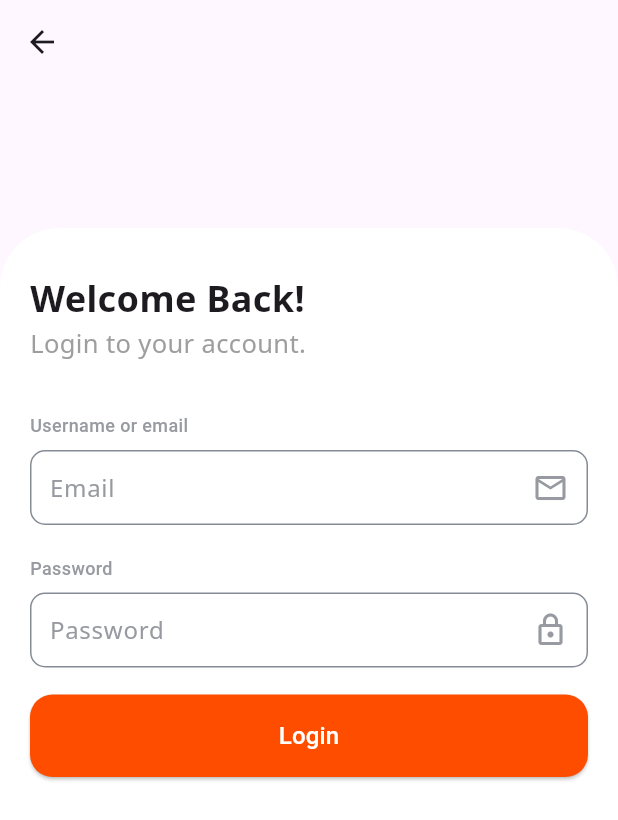
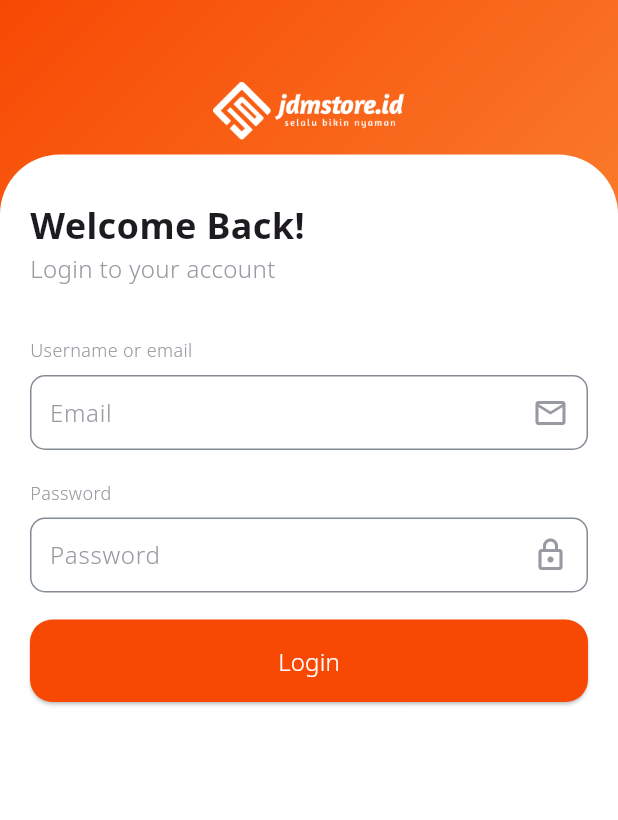
Before and after one commit to heatherbrain/Flutter-design, a Flutter app: the SigninScreen screen opened directly, on a phone screen of 412 x 824 dp. Shown: the top 820 px of the screen. Run offline on Flutter 3.47's test engine with Material 3 defaults, Android fonts, the phone set to English and light mode, and no system bars; our stand-ins replace fl_chart, get, google_fonts.

Commit message:
new signin screen

```diff
--- a/lib/main.dart
+++ b/lib/main.dart
@@ -10,6 +10,6 @@
 
 void main() {
   runApp(const GetMaterialApp(
-    home: StockadjScreen(),
+    home: SigninScreen(),
   ));
 }
--- a/lib/screens/signin_screen.dart
+++ b/lib/screens/signin_screen.dart
@@ -19,9 +19,12 @@
   @override
   Widget build(BuildContext context) {
     return CustomScaffold(
+
       child: Column(
         crossAxisAlignment: CrossAxisAlignment.start,
+
         children: [
+
           const Expanded(
             flex: 1,
             child: SizedBox(
@@ -54,30 +57,30 @@
                           ),
                         ),
                         Text(
-                          'Login to your account.',
+                          'Login to your account',
                           style: GoogleFonts.notoSans(
-                            fontSize: 17,
-                            fontWeight: FontWeight.w400,
-                            color: Colors.grey,
+                            fontSize: 16,
+                            fontWeight: FontWeight.w300,
+                            color: Color(0xFF979AA0),
                           ),
                         ),
                         const SizedBox(height: 35),
-                        const Text(
+                         Text(
                           'Username or email',
-                          style: TextStyle(
+                          style: GoogleFonts.notoSans(
                             fontSize: 12,
-                            fontWeight: FontWeight.w500,
+                            fontWeight: FontWeight.w300,
                             color: Color(0xFF979AA0),
                           ),
                         ),
                         const SizedBox(height: 8),
                         _buildEmailInput(),
                         const SizedBox(height: 20),
-                        const Text(
+                         Text(
                           'Password',
-                          style: TextStyle(
+                          style: GoogleFonts.notoSans(
                             fontSize: 12,
-                            fontWeight: FontWeight.w500,
+                            fontWeight: FontWeight.w300,
                             color: Color(0xFF979AA0),
                           ),
                         ),
@@ -89,7 +92,6 @@
                           child: ElevatedButton(
                             onPressed: () {
                               if (_formSigninKey.currentState!.validate()) {
-                                // Jika form valid, navigasi ke halaman baru
                                 Navigator.push(
                                   context,
                                   MaterialPageRoute(
@@ -100,18 +102,18 @@
                               }
                             },
                             style: ElevatedButton.styleFrom(
-                              backgroundColor: const Color.fromARGB(255, 255, 77, 0),
+                              backgroundColor: Color(0xFFF74904),
                               shape: RoundedRectangleBorder(
                                 borderRadius: BorderRadius.circular(15),
                               ),
                               padding: const EdgeInsets.symmetric(vertical: 16),
                             ),
-                            child: const Text(
+                            child:  Text(
                               'Login',
-                              style: TextStyle(
+                              style: GoogleFonts.notoSans(
                                 color: Colors.white,
                                 fontSize: 16,
-                                fontWeight: FontWeight.w500,
+                                fontWeight: FontWeight.w300,
                               ),
                             ),
                           ),
@@ -143,7 +145,8 @@
           decoration: InputDecoration(
             hintText: 'Email',
             hintStyle: GoogleFonts.notoSans(
-              fontWeight: FontWeight.w400,
+              fontSize: 16,
+              fontWeight: FontWeight.w300,
               color: const Color(0xFF979AA0),
             ),
             border: InputBorder.none,
@@ -179,12 +182,12 @@
         padding: const EdgeInsets.only(left: 12),
         child: TextFormField(
           controller: passwordController,
-          obscureText: true,
-          obscuringCharacter: '*',
+          // obscureText: true,
+          // obscuringCharacter: '*',
           decoration: InputDecoration(
             hintText: 'Password',
             hintStyle: GoogleFonts.notoSans(
-              fontWeight: FontWeight.w400,
+              fontWeight: FontWeight.w300,
               color: const Color(0xFF979AA0),
             ),
             border: InputBorder.none,
--- a/lib/widget/custom_scaffold.dart
+++ b/lib/widget/custom_scaffold.dart
@@ -8,14 +8,41 @@
   @override
   Widget build(BuildContext context) {
     return Scaffold(
-      appBar: AppBar(),
+      extendBodyBehindAppBar: true,
+      appBar: AppBar(
+        backgroundColor: Colors.transparent,
+        elevation: 0,
+      ),
       body: Stack(
         children: [
-          child,
-          const Positioned(
-            top: 50,
-            left: 20,
-            child: Text(''),
+          Positioned.fill(
+            child: Container(
+              decoration: const BoxDecoration(
+                gradient: LinearGradient(
+                  colors: [
+                    Color(0xFFF74904),
+                    Color(0xFFFB923C),
+                  ],
+                  begin: Alignment.topLeft,
+                  end: Alignment.centerRight,
+                ),
+              ),
+            ),
+          ),
+          Positioned(
+            top: 10,
+            left: 0,
+            right: 0,
+            child: Center(
+              child: Image.asset(
+                'assets/images/brandlogos.png',
+                width: 128,
+                height: 128,
+              ),
+            ),
+          ),
+          Positioned.fill(
+            child: child,
           ),
         ],
       ),
--- a/pubspec.yaml
+++ b/pubspec.yaml
@@ -49,3 +49,4 @@
     - assets/images/order4.png
     - assets/images/stok1.png
     - assets/images/stok2.png
+    - assets/images/brandlogos.png
```
Also changed, not shown: assets/images/brandlogos.png (added).
